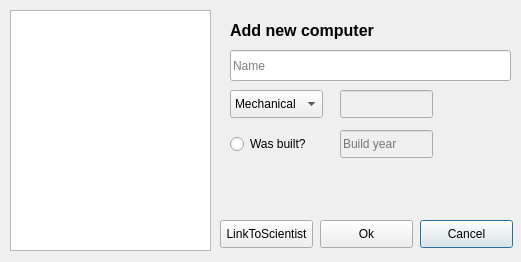
Old version of the form addcomputerdialog.ui in the repository gudmundurb/H22.
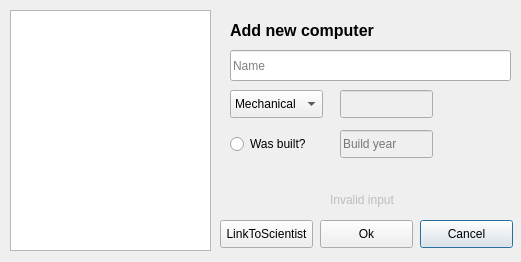
New version of the form.

Commit message: Addcomputer virkar nuna med villuchecki :+1: :+1:

```diff
--- a/addcomputerdialog.ui
+++ b/addcomputerdialog.ui
@@ -171,6 +171,22 @@
     </rect>
    </property>
   </widget>
+  <widget class="QLabel" name="InvalidInput">
+   <property name="enabled">
+    <bool>false</bool>
+   </property>
+   <property name="geometry">
+    <rect>
+     <x>330</x>
+     <y>190</y>
+     <width>81</width>
+     <height>20</height>
+    </rect>
+   </property>
+   <property name="text">
+    <string>Invalid input</string>
+   </property>
+  </widget>
  </widget>
  <resources/>
  <connections/>
```
The commit also changes 2 other files.
